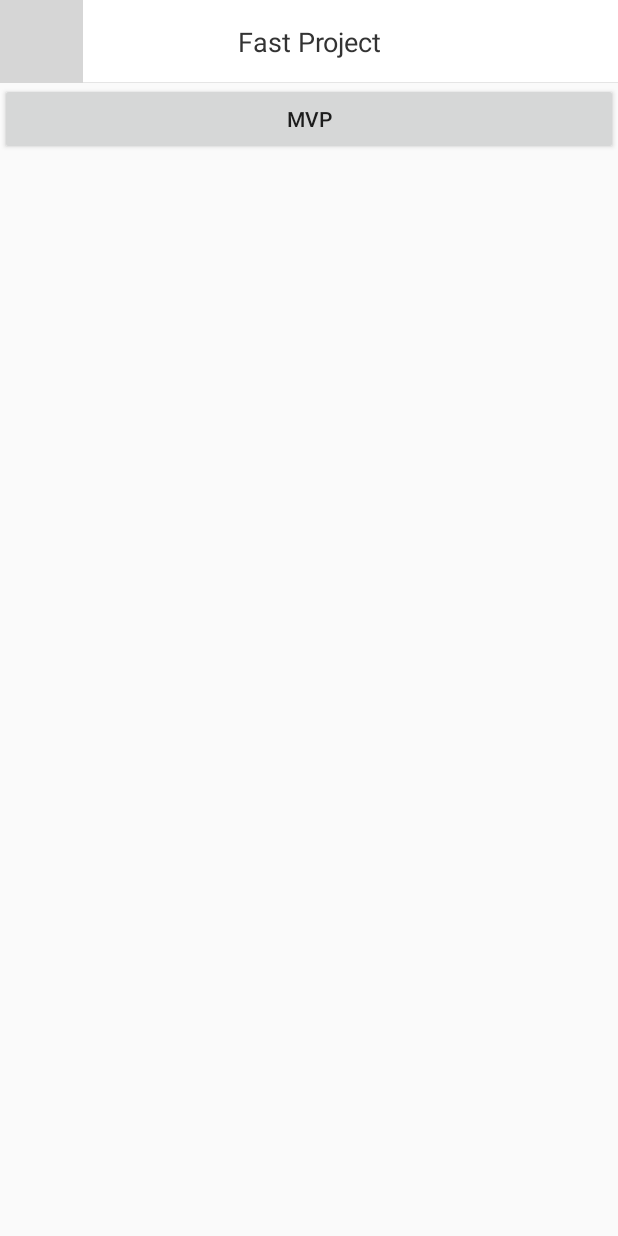
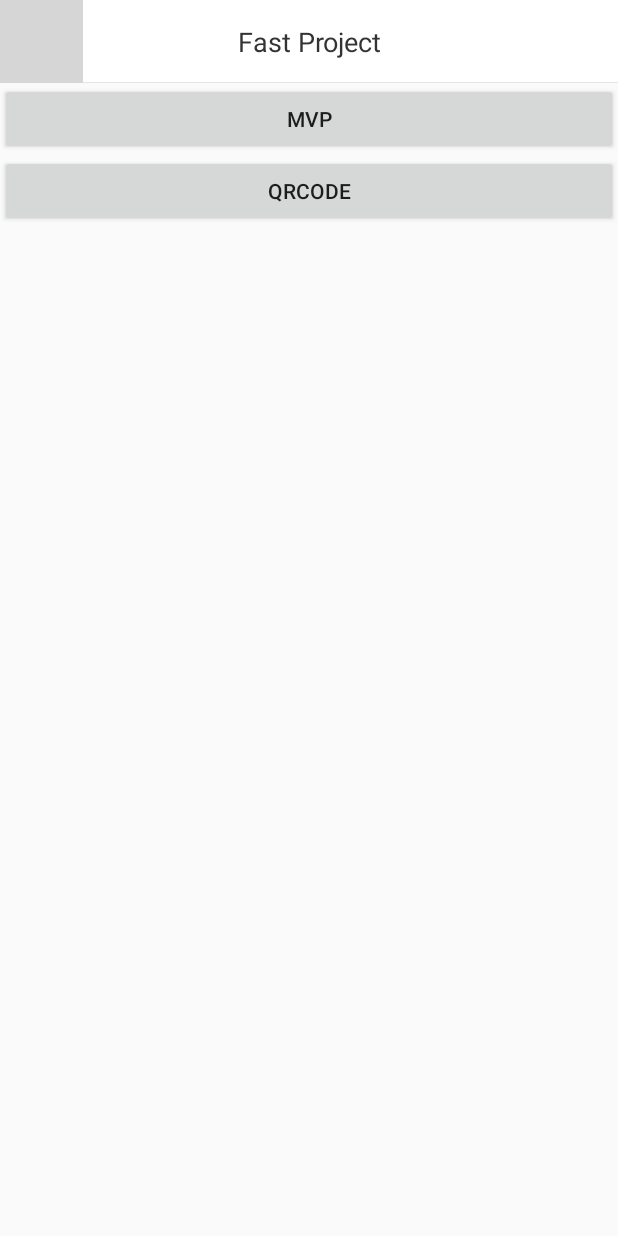
Before and after one commit to panden/FastProjectLibDemo, an Android app: the screen it shows after launch (MainActivity), on a phone screen of 412 x 824 dp. Run offline under Robolectric (Android 15) with nearby library versions, the phone set to English and light mode, and no system bars; grey boxes are pictures that could not be loaded.

Commit message:
项目快速开发（测试）

```diff
--- a/app/build.gradle
+++ b/app/build.gradle
@@ -5,7 +5,7 @@ android {
     defaultConfig {
         applicationId "com.fastproject.demo"
         minSdkVersion 15
-        targetSdkVersion 26
+        targetSdkVersion 21
         versionCode 1
         versionName "1.0"
         testInstrumentationRunner "android.support.test.runner.AndroidJUnitRunner"
--- a/app/src/main/java/com/fastproject/demo/MainActivity.java
+++ b/app/src/main/java/com/fastproject/demo/MainActivity.java
@@ -6,10 +6,11 @@ import android.widget.Button;
 
 import com.fastproject.demo.ui.MVPTestActivity;
 import com.sunday.common.activity.BaseActivity;
+import com.sunday.common.qrcode.CaptureActivity;
 
 public class MainActivity extends BaseActivity implements View.OnClickListener{
 
-    Button mMvpBtn;
+    Button mMvpBtn, mQrcodebtn;
 
     @Override
     protected void onCreate(Bundle savedInstanceState) {
@@ -20,11 +21,13 @@ public class MainActivity extends BaseActivity implements View.OnClickListener{
     @Override
     protected void initView() {
         mMvpBtn=findViewById(R.id.mvp_btn);
+        mQrcodebtn=findViewById(R.id.qrcode_btn);
     }
 
     @Override
     protected void initListener() {
         mMvpBtn.setOnClickListener(this);
+        mQrcodebtn.setOnClickListener(this);
     }
 
     @Override
@@ -38,6 +41,10 @@ public class MainActivity extends BaseActivity implements View.OnClickListener{
             case R.id.mvp_btn:
                 openActivity(MVPTestActivity.class);
                 break;
+            case R.id.qrcode_btn:
+                openActivity(CaptureActivity.class);
+                break;
+
         }
     }
 }
--- a/app/src/main/res/layout/activity_main.xml
+++ b/app/src/main/res/layout/activity_main.xml
@@ -14,4 +14,10 @@
         android:layout_height="wrap_content"
         android:text="MVP"/>
 
+    <Button
+        android:id="@+id/qrcode_btn"
+        android:layout_width="match_parent"
+        android:layout_height="wrap_content"
+        android:text="QRCode"/>
+
 </LinearLayout>
--- a/lib.fast/src/main/AndroidManifest.xml
+++ b/lib.fast/src/main/AndroidManifest.xml
@@ -2,9 +2,8 @@
 
     <uses-permission android:name="android.permission.VIBRATE"/>
     <application android:allowBackup="true" android:label="@string/app_name">
-       <activity android:name=".imageselector.MultiImageSelectorActivity"
-           android:screenOrientation="portrait"
-           android:windowSoftInputMode="stateAlwaysHidden|adjustPan" />
+        <activity android:name=".qrcode.CaptureActivity" android:screenOrientation="portrait"/>
+
     </application>
     <!-- 访问网络状态-->
     <uses-permission android:name="android.permission.INTERNET" />
```
